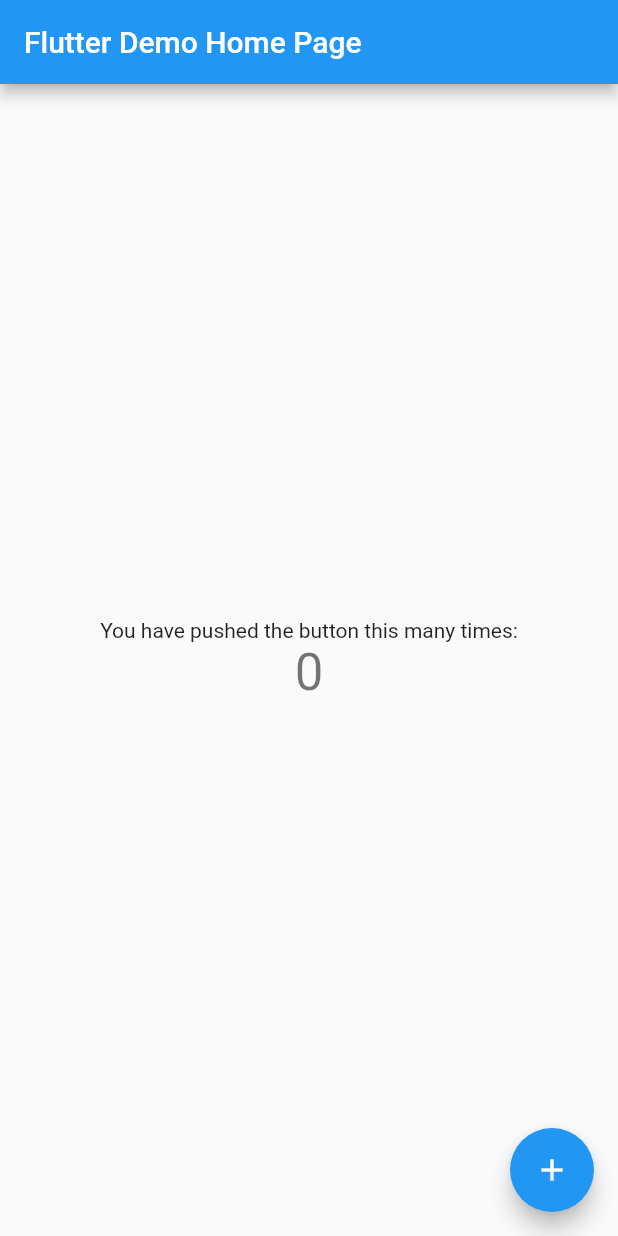
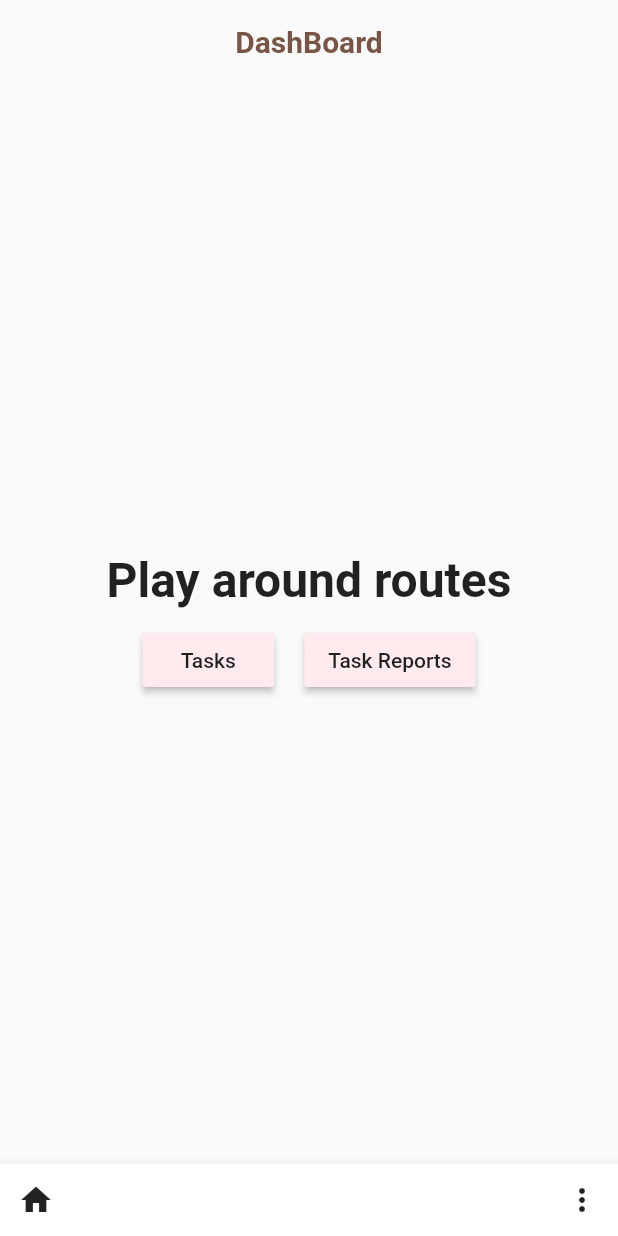
Before and after one commit to enzonjagi/todolistDemo, a Flutter app: the screen it shows after launch, on a phone screen of 412 x 824 dp. Run offline on Flutter 3.47's test engine with Material 2 defaults, Android fonts, the phone set to English and light mode, and no system bars.

Commit message:
Basic UI

```diff
--- /dev/null
+++ b/lib/custom/widgets.dart
@@ -0,0 +1,57 @@
+import 'package:flutter/material.dart';
+import 'package:todoListDemo/pages/homepage.dart';
+
+Widget CustomAppbar(String pageName, double elevate) {
+  return AppBar(
+    title: Text(
+      "$pageName",
+      style: TextStyle(color: Colors.brown, fontWeight: FontWeight.bold),
+    ),
+    centerTitle: true,
+    backgroundColor: Colors.transparent,
+    elevation: elevate,
+  );
+}
+
+class BottomBar extends StatelessWidget {
+  @override
+  Widget build(BuildContext context) {
+    return BottomAppBar(
+    shape: CircularNotchedRectangle(),
+    child: Row(
+        mainAxisAlignment: MainAxisAlignment.spaceBetween,
+        children: <Widget>[
+          IconButton(
+            icon: Icon(Icons.home),
+            onPressed: () {
+              Navigator.pushReplacement(context,
+                  MaterialPageRoute(builder: (context) => MyHomePage()));
+            },
+          ),
+          IconButton(
+            icon: Icon(Icons.more_vert_outlined),
+            onPressed: () {},
+          )
+        ]),
+  );
+  }
+}
+
+
+Widget TodoTile({@required String todoname, @required String todoDesc}) {
+  return Padding(
+    padding: EdgeInsets.symmetric(vertical: 10, horizontal: 5),
+    child: ListTile(
+      leading: Icon(Icons.check_box_outline_blank),
+      trailing: IconButton(
+        icon: Icon(Icons.expand_more),
+        onPressed: () {},
+      ),
+      title: Text("$todoname"),
+      subtitle: Text("Assigned: $todoDesc"),
+      onTap: () {
+        //should open a task
+      },
+    ),
+  );
+}
--- a/lib/main.dart
+++ b/lib/main.dart
@@ -1,4 +1,5 @@
 import 'package:flutter/material.dart';
+import 'package:todoListDemo/pages/homepage.dart';
 
 void main() {
   runApp(MyApp());
@@ -9,109 +10,15 @@ class MyApp extends StatelessWidget {
   @override
   Widget build(BuildContext context) {
     return MaterialApp(
-      title: 'Flutter Demo',
+      title: 'kazi Manager 3',
       theme: ThemeData(
-        // This is the theme of your application.
-        //
-        // Try running your application with "flutter run". You'll see the
-        // application has a blue toolbar. Then, without quitting the app, try
-        // changing the primarySwatch below to Colors.green and then invoke
-        // "hot reload" (press "r" in the console where you ran "flutter run",
-        // or simply save your changes to "hot reload" in a Flutter IDE).
-        // Notice that the counter didn't reset back to zero; the application
-        // is not restarted.
         primarySwatch: Colors.blue,
-        // This makes the visual density adapt to the platform that you run
-        // the app on. For desktop platforms, the controls will be smaller and
-        // closer together (more dense) than on mobile platforms.
+
         visualDensity: VisualDensity.adaptivePlatformDensity,
       ),
-      home: MyHomePage(title: 'Flutter Demo Home Page'),
+      home: MyHomePage(),
+      debugShowCheckedModeBanner: false,
+
     );
   }
 }
-
-class MyHomePage extends StatefulWidget {
-  MyHomePage({Key key, this.title}) : super(key: key);
-
-  // This widget is the home page of your application. It is stateful, meaning
-  // that it has a State object (defined below) that contains fields that affect
-  // how it looks.
-
-  // This class is the configuration for the state. It holds the values (in this
-  // case the title) provided by the parent (in this case the App widget) and
-  // used by the build method of the State. Fields in a Widget subclass are
-  // always marked "final".
-
-  final String title;
-
-  @override
-  _MyHomePageState createState() => _MyHomePageState();
-}
-
-class _MyHomePageState extends State<MyHomePage> {
-  int _counter = 0;
-
-  void _incrementCounter() {
-    setState(() {
-      // This call to setState tells the Flutter framework that something has
-      // changed in this State, which causes it to rerun the build method below
-      // so that the display can reflect the updated values. If we changed
-      // _counter without calling setState(), then the build method would not be
-      // called again, and so nothing would appear to happen.
-      _counter++;
-    });
-  }
-
-  @override
-  Widget build(BuildContext context) {
-    // This method is rerun every time setState is called, for instance as done
-    // by the _incrementCounter method above.
-    //
-    // The Flutter framework has been optimized to make rerunning build methods
-    // fast, so that you can just rebuild anything that needs updating rather
-    // than having to individually change instances of widgets.
-    return Scaffold(
-      appBar: AppBar(
-        // Here we take the value from the MyHomePage object that was created by
-        // the App.build method, and use it to set our appbar title.
-        title: Text(widget.title),
-      ),
-      body: Center(
-        // Center is a layout widget. It takes a single child and positions it
-        // in the middle of the parent.
-        child: Column(
-          // Column is also a layout widget. It takes a list of children and
-          // arranges them vertically. By default, it sizes itself to fit its
-          // children horizontally, and tries to be as tall as its parent.
-          //
-          // Invoke "debug painting" (press "p" in the console, choose the
-          // "Toggle Debug Paint" action from the Flutter Inspector in Android
-          // Studio, or the "Toggle Debug Paint" command in Visual Studio Code)
-          // to see the wireframe for each widget.
-          //
-          // Column has various properties to control how it sizes itself and
-          // how it positions its children. Here we use mainAxisAlignment to
-          // center the children vertically; the main axis here is the vertical
-          // axis because Columns are vertical (the cross axis would be
-          // horizontal).
-          mainAxisAlignment: MainAxisAlignment.center,
-          children: <Widget>[
-            Text(
-              'You have pushed the button this many times:',
-            ),
-            Text(
-              '$_counter',
-              style: Theme.of(context).textTheme.headline4,
-            ),
-          ],
-        ),
-      ),
-      floatingActionButton: FloatingActionButton(
-        onPressed: _incrementCounter,
-        tooltip: 'Increment',
-        child: Icon(Icons.add),
-      ), // This trailing comma makes auto-formatting nicer for build methods.
-    );
-  }
-}
--- /dev/null
+++ b/lib/models/task.dart
@@ -0,0 +1,16 @@
+import 'package:flutter/material.dart';
+import 'package:todoListDemo/models/todoitem.dart';
+
+class Task{
+  String taskname;
+  String duedate;
+  String assignee;
+  String todoName;
+  String todoDescription;
+  List<ToDoItem> todos= [];
+
+
+  Task({@required this.taskname, @required this.assignee, @required this.duedate, this.todos});
+
+
+}
--- /dev/null
+++ b/lib/models/taskdata.dart
@@ -0,0 +1,3 @@
+
+
+//TODO Move the tasks data to this place
--- /dev/null
+++ b/lib/models/todoitem.dart
@@ -0,0 +1,9 @@
+import 'package:flutter/material.dart';
+
+class ToDoItem {
+
+  String todoName;
+  String todoDescription;
+
+  ToDoItem({@required this.todoName, @required this.todoDescription});
+}
--- /dev/null
+++ b/lib/pages/homepage.dart
@@ -0,0 +1,78 @@
+import 'package:flutter/material.dart';
+import 'package:todoListDemo/custom/widgets.dart';
+import 'package:todoListDemo/pages/ToDoLists.dart';
+import 'package:todoListDemo/pages/dataTabledemo.dart';
+
+class MyHomePage extends StatefulWidget {
+  MyHomePage({Key key, this.title}) : super(key: key);
+
+  final String title;
+
+  @override
+  _MyHomePageState createState() => _MyHomePageState();
+}
+
+class _MyHomePageState extends State<MyHomePage> {
+  int _counter = 0;
+
+  void _incrementCounter() {
+    setState(() {
+      _counter++;
+    });
+  }
+
+  @override
+  Widget build(BuildContext context) {
+    return Scaffold(
+      appBar: CustomAppbar("DashBoard", 0.0),
+      body: Padding(
+        padding: const EdgeInsets.all(8.0),
+        child: Center(
+          child: Column(
+              mainAxisAlignment: MainAxisAlignment.center,
+              children: <Widget>[
+                Text(
+                  'Play around routes',
+                  style: TextStyle(fontSize: 32, fontWeight: FontWeight.bold),
+                ),
+                SizedBox(height: 10),
+                Row(
+                  mainAxisAlignment: MainAxisAlignment.center,
+                  crossAxisAlignment: CrossAxisAlignment.center,
+                  children: [
+                    RaisedButton(
+                        child: Text(
+                          "Tasks"
+                        ),
+
+                        onPressed: () {
+                          Navigator.pushReplacement(
+                              context,
+                              MaterialPageRoute(
+                                  builder: (context) => ToDoList()));
+                        },
+                        color: Colors.red[50],
+                        highlightColor: Colors.redAccent),
+                    SizedBox(width: 20),
+                    RaisedButton(
+                        child: Text(
+                          "Task Reports"
+                        ),
+                        onPressed: () {
+                          Navigator.pushReplacement(
+                              context,
+                              MaterialPageRoute(
+                                  builder: (context) => DataTableExample()));
+                        },
+                        color: Colors.red[50],
+                        highlightColor: Colors.redAccent),
+                  ],
+                )
+              ]),
+        ),
+      ),
+
+      bottomNavigationBar: BottomBar()
+    );
+  }
+}
```
Also changed, not shown: lib/pages/ToDoLists.dart (added, +104 -0 lines), lib/pages/dataTabledemo.dart (added, +47 -0 lines), lib/pages/playTask.dart (added, +92 -0 lines), 1 other file.
